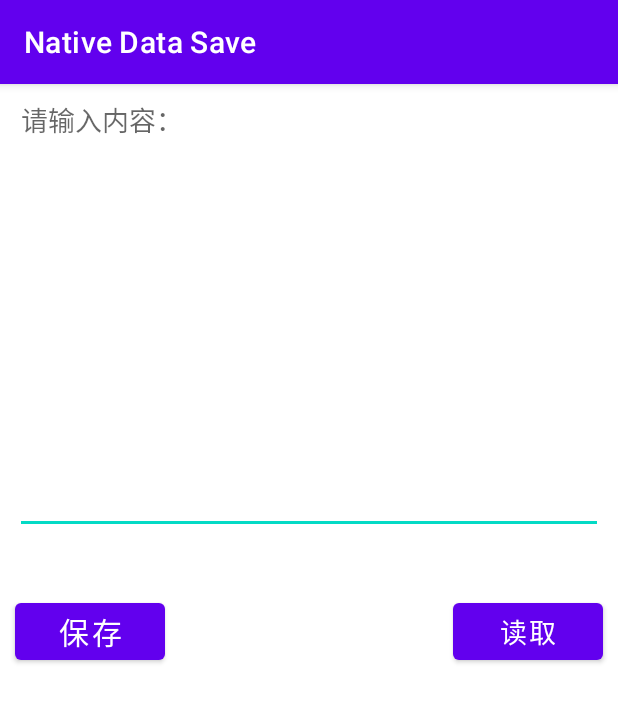
After one commit to Over-Owen/Self, an Android app: the ExternalSaveActivity screen opened directly, with no data from a screen before it, on a phone screen of 412 x 824 dp. The commit adds this screen. Shown: the top 702 px of the screen. Run offline under Robolectric (Android 15) with nearby library versions, the phone set to English and light mode, and no system bars.

Commit message:
外部存储，实现读写外部存储中的文件，需要详细梳理过程

```diff
--- a/NativeDataSave/app/src/main/java/com/overz/nativedatasave/MainActivity.kt
+++ b/NativeDataSave/app/src/main/java/com/overz/nativedatasave/MainActivity.kt
@@ -3,6 +3,7 @@ package com.overz.nativedatasave
 import android.content.Intent
 import androidx.appcompat.app.AppCompatActivity
 import android.os.Bundle
+import com.overz.nativedatasave.externalSave.ExternalSaveActivity
 import com.overz.nativedatasave.sharedPreferancesView.SharedPresActivity
 import kotlinx.android.synthetic.main.activity_main.*
 
@@ -14,5 +15,9 @@ class MainActivity : AppCompatActivity() {
             val intent = Intent(this, SharedPresActivity::class.java)
             startActivity(intent)
         }
+        externalSave.setOnClickListener(){
+            val intent = Intent(this, ExternalSaveActivity::class.java)
+            startActivity(intent)
+        }
     }
 }
--- a/NativeDataSave/app/src/main/java/com/overz/nativedatasave/sharedPreferancesView/SharedPresActivity.kt
+++ b/NativeDataSave/app/src/main/java/com/overz/nativedatasave/sharedPreferancesView/SharedPresActivity.kt
@@ -62,8 +62,12 @@ class SharedPresActivity : AppCompatActivity() {
         if (isCheckedInfo) {
             val accountGet = share.getString("account", null)
             val passwordGet = share.getString("password", null)
+            val isChecked = share.getBoolean("isChecked",false)
             account_input.setText(accountGet)
             password_input.setText(passwordGet)
+            remmber_account.isChecked = true
+
+
         }
 
     }
--- /dev/null
+++ b/NativeDataSave/app/src/main/res/layout/activity_external_save.xml
@@ -0,0 +1,41 @@
+<?xml version="1.0" encoding="utf-8"?>
+<androidx.constraintlayout.widget.ConstraintLayout xmlns:android="http://schemas.android.com/apk/res/android"
+    xmlns:app="http://schemas.android.com/apk/res-auto"
+    xmlns:tools="http://schemas.android.com/tools"
+    android:layout_width="match_parent"
+    android:layout_height="match_parent"
+    tools:context=".externalSave.ExternalSaveActivity">
+<EditText
+    android:id="@+id/input_text"
+    android:layout_width="match_parent"
+    android:layout_height="300dp"
+    android:layout_margin="10dp"
+    android:minLines="5"
+    android:gravity="top"
+    android:hint="请输入内容："
+    tools:ignore="InvalidId,MissingConstraints" />
+
+    <Button
+        android:id="@+id/text_save"
+        android:layout_width="100dp"
+        android:layout_height="50dp"
+        android:layout_marginTop="40dp"
+        android:text="保存"
+        android:textSize="20sp"
+        app:layout_constraintStart_toStartOf="@+id/input_text"
+        app:layout_constraintTop_toBottomOf="@+id/input_text"
+        tools:ignore="MissingConstraints" />
+
+    <Button
+        android:id="@+id/text_read"
+        android:layout_width="100dp"
+        android:layout_height="50dp"
+        android:text="读取"
+        android:textSize="18sp"
+        app:layout_constraintBottom_toBottomOf="@+id/text_save"
+        app:layout_constraintEnd_toEndOf="@+id/input_text"
+        app:layout_constraintTop_toTopOf="@+id/text_save"
+        tools:ignore="MissingConstraints" />
+
+
+</androidx.constraintlayout.widget.ConstraintLayout>
```
Also changed, not shown: NativeDataSave/app/src/main/AndroidManifest.xml (+11 -2 lines), NativeDataSave/app/src/main/java/Test.java (added, +13 -0 lines), NativeDataSave/app/src/main/java/com/overz/nativedatasave/externalSave/ExternalSaveActivity.kt (added, +67 -0 lines), NativeDataSave/app/src/main/res/layout/activity_main.xml (+11 -0 lines).
